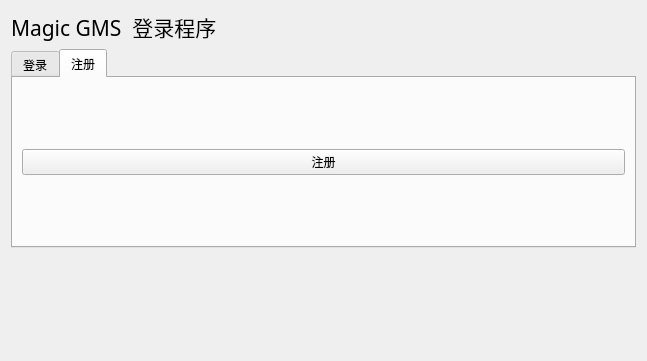
Before: the Qt Designer form formLogin.ui in csthenry/weplanet-desktop, drawn with Qt 5.
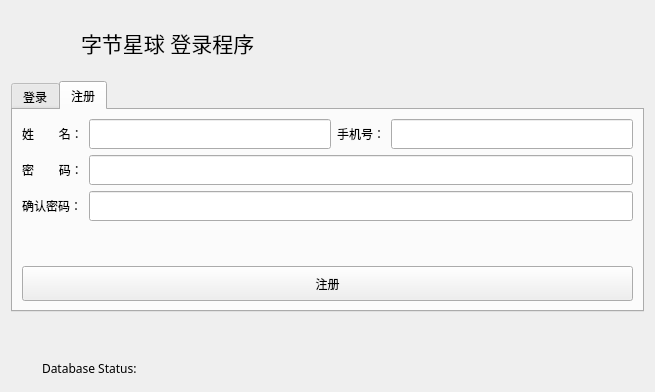
After: the same form once the commit is applied. The open tabs and pages were chosen to show the change.

Commit message: 优化登录界面。

```diff
--- a/formLogin.ui
+++ b/formLogin.ui
@@ -6,15 +6,39 @@
    <rect>
     <x>0</x>
     <y>0</y>
-    <width>647</width>
-    <height>361</height>
+    <width>655</width>
+    <height>392</height>
    </rect>
   </property>
+  <property name="font">
+   <font>
+    <family>微软雅黑</family>
+   </font>
+  </property>
   <property name="windowTitle">
    <string>Form</string>
   </property>
   <layout class="QGridLayout" name="gridLayout_4">
    <item row="0" column="0">
+    <widget class="QLabel" name="mainIcon">
+     <property name="minimumSize">
+      <size>
+       <width>64</width>
+       <height>64</height>
+      </size>
+     </property>
+     <property name="maximumSize">
+      <size>
+       <width>64</width>
+       <height>64</height>
+      </size>
+     </property>
+     <property name="text">
+      <string/>
+     </property>
+    </widget>
+   </item>
+   <item row="0" column="1" colspan="2">
     <widget class="QLabel" name="label">
      <property name="font">
       <font>
@@ -25,11 +49,11 @@
       </font>
      </property>
      <property name="text">
-      <string>Magic GMS  登录程序</string>
+      <string>&lt;html&gt;&lt;head/&gt;&lt;body&gt;&lt;p&gt;字节星球 登录程序&lt;/p&gt;&lt;/body&gt;&lt;/html&gt;</string>
      </property>
     </widget>
    </item>
-   <item row="1" column="0" colspan="2">
+   <item row="1" column="0" colspan="3">
     <widget class="QTabWidget" name="tabWidget">
      <property name="font">
       <font>
@@ -44,6 +68,46 @@
        <string>登录</string>
       </attribute>
       <layout class="QGridLayout" name="gridLayout_3">
+       <item row="1" column="0">
+        <spacer name="horizontalSpacer_2">
+         <property name="orientation">
+          <enum>Qt::Horizontal</enum>
+         </property>
+         <property name="sizeHint" stdset="0">
+          <size>
+           <width>416</width>
+           <height>20</height>
+          </size>
+         </property>
+        </spacer>
+       </item>
+       <item row="1" column="2">
+        <widget class="QCheckBox" name="checkBox_autoLogin">
+         <property name="text">
+          <string>自动登录</string>
+         </property>
+        </widget>
+       </item>
+       <item row="3" column="0" colspan="3">
+        <widget class="QPushButton" name="btn_Login">
+         <property name="minimumSize">
+          <size>
+           <width>0</width>
+           <height>35</height>
+          </size>
+         </property>
+         <property name="text">
+          <string>登录</string>
+         </property>
+        </widget>
+       </item>
+       <item row="1" column="1">
+        <widget class="QCheckBox" name="checkBox_remPwd">
+         <property name="text">
+          <string>记住密码</string>
+         </property>
+        </widget>
+       </item>
        <item row="0" column="0" colspan="3">
         <layout class="QGridLayout" name="gridLayout">
          <item row="0" column="0">
@@ -61,15 +125,34 @@
              <height>40</height>
             </size>
            </property>
+           <property name="font">
+            <font>
+             <family>微软雅黑</family>
+            </font>
+           </property>
+           <property name="styleSheet">
+            <string notr="true">border-radius: 20px;/*设置圆角的大小*/
+border: .5px solid rgb(207, 207, 207);
+padding: 0px 5px;</string>
+           </property>
+           <property name="inputMask">
+            <string/>
+           </property>
+           <property name="text">
+            <string extracomment="eeee"/>
+           </property>
            <property name="maxLength">
-            <number>16</number>
+            <number>32767</number>
+           </property>
+           <property name="placeholderText">
+            <string>请输入手机号或uid...</string>
            </property>
           </widget>
          </item>
          <item row="1" column="0">
           <widget class="QLabel" name="label_3">
            <property name="text">
-            <string>密码：</string>
+            <string>密    码：</string>
            </property>
           </widget>
          </item>
@@ -81,6 +164,16 @@
              <height>40</height>
             </size>
            </property>
+           <property name="font">
+            <font>
+             <family>微软雅黑</family>
+            </font>
+           </property>
+           <property name="styleSheet">
+            <string notr="true">border-radius: 20px;/*设置圆角的大小*/
+border: .5px solid rgb(207, 207, 207);
+padding: 0px 5px;</string>
+           </property>
            <property name="maxLength">
             <number>16</number>
            </property>
@@ -91,59 +184,174 @@
          </item>
         </layout>
        </item>
-       <item row="1" column="0">
-        <spacer name="horizontalSpacer_2">
+       <item row="2" column="0">
+        <spacer name="verticalSpacer_2">
          <property name="orientation">
-          <enum>Qt::Horizontal</enum>
+          <enum>Qt::Vertical</enum>
          </property>
          <property name="sizeHint" stdset="0">
           <size>
-           <width>416</width>
-           <height>20</height>
+           <width>20</width>
+           <height>40</height>
           </size>
          </property>
         </spacer>
        </item>
-       <item row="1" column="1">
-        <widget class="QCheckBox" name="checkBox_remPwd">
-         <property name="text">
-          <string>记住密码</string>
-         </property>
-        </widget>
-       </item>
-       <item row="1" column="2">
-        <widget class="QCheckBox" name="checkBox_autoLogin">
-         <property name="text">
-          <string>自动登录</string>
-         </property>
-        </widget>
-       </item>
-       <item row="2" column="0" colspan="3">
-        <widget class="QPushButton" name="btn_Login">
-         <property name="text">
-          <string>登录</string>
-         </property>
-        </widget>
-       </item>
       </layout>
      </widget>
      <widget class="QWidget" name="tab_2">
       <attribute name="title">
        <string>注册</string>
       </attribute>
-      <layout class="QGridLayout" name="gridLayout_2">
-       <item row="0" column="0">
+      <layout class="QGridLayout" name="gridLayout_6">
+       <item row="1" column="3">
+        <widget class="QLabel" name="label_10">
+         <property name="text">
+          <string/>
+         </property>
+        </widget>
+       </item>
+       <item row="0" column="4" rowspan="2">
+        <widget class="QLineEdit" name="lineEdit_SignupTel">
+         <property name="minimumSize">
+          <size>
+           <width>0</width>
+           <height>30</height>
+          </size>
+         </property>
+         <property name="maximumSize">
+          <size>
+           <width>16777215</width>
+           <height>16777215</height>
+          </size>
+         </property>
+         <property name="maxLength">
+          <number>16</number>
+         </property>
+        </widget>
+       </item>
+       <item row="3" column="1" colspan="4">
+        <widget class="QLineEdit" name="lineEdit_SignupPwdAgain">
+         <property name="minimumSize">
+          <size>
+           <width>0</width>
+           <height>30</height>
+          </size>
+         </property>
+         <property name="maximumSize">
+          <size>
+           <width>16777215</width>
+           <height>16777215</height>
+          </size>
+         </property>
+         <property name="maxLength">
+          <number>16</number>
+         </property>
+         <property name="echoMode">
+          <enum>QLineEdit::Password</enum>
+         </property>
+        </widget>
+       </item>
+       <item row="0" column="1" rowspan="2">
+        <widget class="QLineEdit" name="lineEdit_SignupName">
+         <property name="minimumSize">
+          <size>
+           <width>0</width>
+           <height>30</height>
+          </size>
+         </property>
+         <property name="maximumSize">
+          <size>
+           <width>16777215</width>
+           <height>16777215</height>
+          </size>
+         </property>
+         <property name="maxLength">
+          <number>16</number>
+         </property>
+        </widget>
+       </item>
+       <item row="3" column="0">
+        <widget class="QLabel" name="label_12">
+         <property name="text">
+          <string>确认密码：</string>
+         </property>
+        </widget>
+       </item>
+       <item row="2" column="0">
+        <widget class="QLabel" name="label_7">
+         <property name="text">
+          <string>密        码：</string>
+         </property>
+        </widget>
+       </item>
+       <item row="2" column="1" colspan="4">
+        <widget class="QLineEdit" name="lineEdit_SignupPwd">
+         <property name="minimumSize">
+          <size>
+           <width>0</width>
+           <height>30</height>
+          </size>
+         </property>
+         <property name="maximumSize">
+          <size>
+           <width>16777215</width>
+           <height>16777215</height>
+          </size>
+         </property>
+         <property name="maxLength">
+          <number>16</number>
+         </property>
+         <property name="echoMode">
+          <enum>QLineEdit::Password</enum>
+         </property>
+        </widget>
+       </item>
+       <item row="0" column="0" rowspan="2">
+        <widget class="QLabel" name="label_6">
+         <property name="text">
+          <string>姓        名：</string>
+         </property>
+        </widget>
+       </item>
+       <item row="0" column="2" rowspan="2" colspan="2">
+        <widget class="QLabel" name="label_11">
+         <property name="text">
+          <string>手机号：</string>
+         </property>
+        </widget>
+       </item>
+       <item row="5" column="0" colspan="5">
         <widget class="QPushButton" name="btn_Signup">
+         <property name="minimumSize">
+          <size>
+           <width>0</width>
+           <height>35</height>
+          </size>
+         </property>
          <property name="text">
           <string>注册</string>
          </property>
         </widget>
        </item>
+       <item row="4" column="0">
+        <spacer name="verticalSpacer_3">
+         <property name="orientation">
+          <enum>Qt::Vertical</enum>
+         </property>
+         <property name="sizeHint" stdset="0">
+          <size>
+           <width>20</width>
+           <height>40</height>
+          </size>
+         </property>
+        </spacer>
+       </item>
       </layout>
      </widget>
     </widget>
    </item>
-   <item row="2" column="0">
+   <item row="2" column="0" colspan="2">
     <spacer name="verticalSpacer">
      <property name="orientation">
       <enum>Qt::Vertical</enum>
@@ -156,7 +364,7 @@
      </property>
     </spacer>
    </item>
-   <item row="3" column="0">
+   <item row="3" column="0" colspan="2">
     <layout class="QHBoxLayout" name="horizontalLayout">
      <item>
       <widget class="QLabel" name="labelIcon">
@@ -185,14 +393,20 @@
          <height>0</height>
         </size>
        </property>
+       <property name="font">
+        <font>
+         <family>微软雅黑</family>
+         <pointsize>9</pointsize>
+        </font>
+       </property>
        <property name="text">
-        <string/>
+        <string>Database Status:</string>
        </property>
       </widget>
      </item>
     </layout>
    </item>
-   <item row="3" column="1">
+   <item row="3" column="2">
     <spacer name="horizontalSpacer">
      <property name="orientation">
       <enum>Qt::Horizontal</enum>
```
The commit also changes 4 other files.
